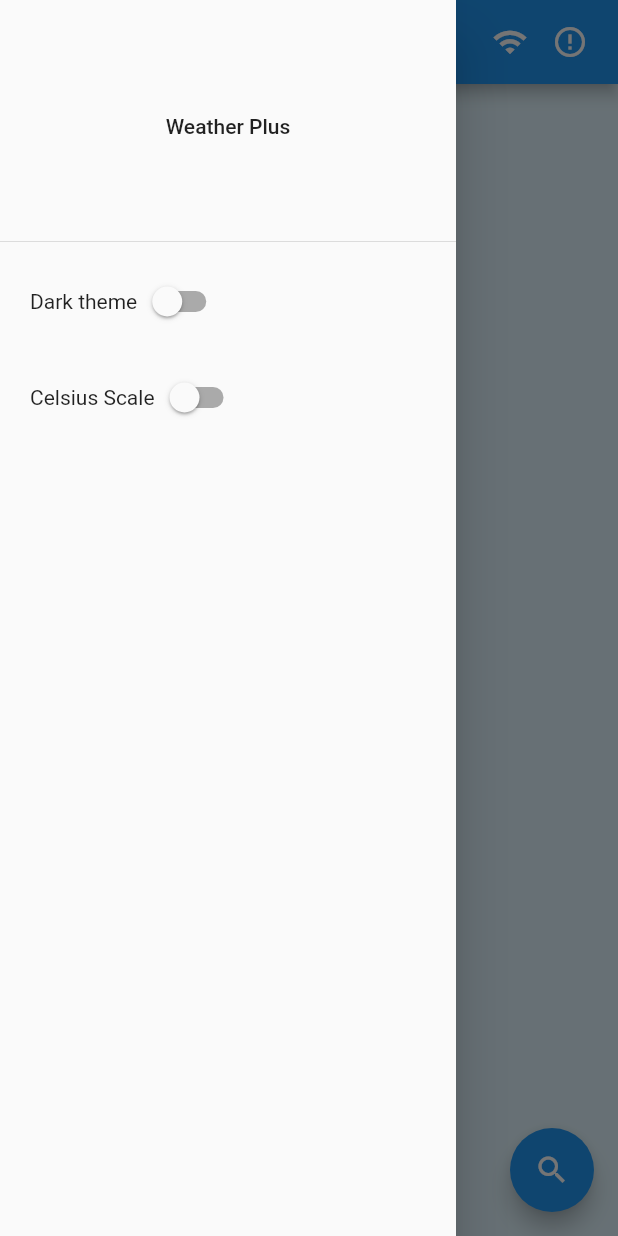
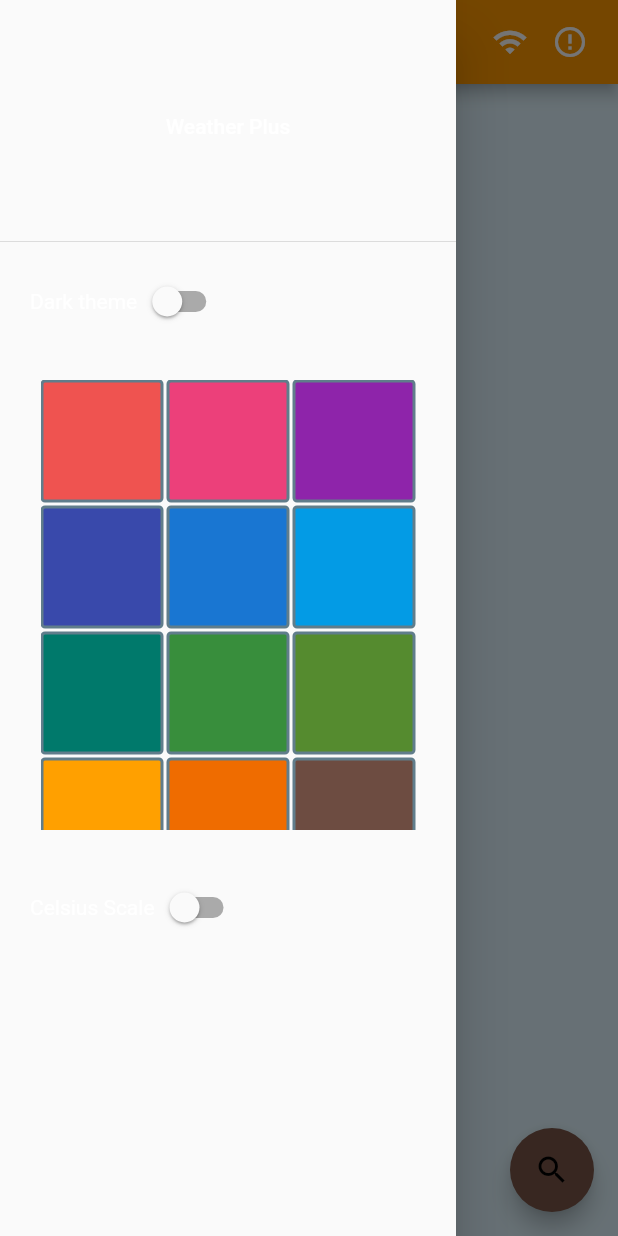
Before and after one commit to Jayasubin/weather_plus, a Flutter app: the screen it shows after launch, with the side drawer open, on a phone screen of 412 x 824 dp. Run offline on Flutter 3.47's test engine with Material 2 defaults, Android fonts, the phone set to English and light mode, and no system bars; our stand-ins replace bloc, cached_network_image, connectivity_plus, flutter_bloc, location, shared_preferences.

Commit message:
theme states, color picking complete. need modification in theme data

```diff
--- /dev/null
+++ b/lib/cubit/theme/theme_state.dart
@@ -0,0 +1,20 @@
+part of 'theme_cubit.dart';
+
+@immutable
+abstract class ThemeState {}
+
+class ThemeDefaultLight extends ThemeState {}
+
+class ThemeDefaultDark extends ThemeState {}
+
+class ThemeCustomLight extends ThemeState {
+  final Color primaryColor;
+
+  ThemeCustomLight(this.primaryColor);
+}
+
+class ThemeCustomDark extends ThemeState {
+  final Color primaryColor;
+
+  ThemeCustomDark(this.primaryColor);
+}
--- a/lib/cubit/weather/weather_cubit.dart
+++ b/lib/cubit/weather/weather_cubit.dart
@@ -21,7 +21,7 @@ class WeatherCubit extends Cubit<WeatherState> {
     if (data != null) {
       emit(WeatherFetched(data));
     } else {
-      emit(WeatherError());
+      emit(WeatherError('Something went Wrong'));
     }
   }
 }
--- a/lib/cubit/weather/weather_state.dart
+++ b/lib/cubit/weather/weather_state.dart
@@ -7,7 +7,11 @@ class WeatherInitial extends WeatherState {}
 
 class WeatherFetching extends WeatherState {}
 
-class WeatherError extends WeatherState {}
+class WeatherError extends WeatherState {
+  final String errorText;
+
+  WeatherError(this.errorText);
+}
 
 class WeatherFetched extends WeatherState {
   final WeatherData weatherData;
--- a/lib/main.dart
+++ b/lib/main.dart
@@ -2,8 +2,10 @@ import 'package:flutter/material.dart';
 import 'package:flutter_bloc/flutter_bloc.dart';
 import 'package:weather_plus/cubit/internet/internet_cubit.dart';
 import 'package:weather_plus/cubit/location/location_cubit.dart';
+import 'package:weather_plus/cubit/theme/theme_cubit.dart';
 import 'package:weather_plus/cubit/weather/weather_cubit.dart';
 import 'package:weather_plus/view/main_page.dart';
+import 'package:weather_plus/view/util/theme.dart';
 
 void main() {
   runApp(const WeatherPlus());
@@ -16,14 +18,27 @@ class WeatherPlus extends StatelessWidget {
   Widget build(BuildContext context) {
     return MultiBlocProvider(
       providers: [
+        BlocProvider(create: (_) => ThemeCubit()..getTheme()),
         BlocProvider(create: (_) => InternetCubit()..checkConnectivity()),
         BlocProvider(create: (_) => LocationCubit()),
         BlocProvider(create: (_) => WeatherCubit()),
       ],
-      child: const MaterialApp(
-        debugShowCheckedModeBanner: false,
-        title: 'Weather Plus',
-        home: MainPage(),
+      child: BlocBuilder<ThemeCubit, ThemeState>(
+        builder: (context, state) {
+          //Future.delayed(const Duration(milliseconds: 2500),);
+          return MaterialApp(
+            debugShowCheckedModeBanner: false,
+            title: 'Weather Plus',
+            theme: state is ThemeDefaultDark
+                ? defaultDark
+                : state is ThemeCustomLight
+                    ? customTheme(true, state.primaryColor)
+                    : state is ThemeCustomDark
+                        ? customTheme(false, state.primaryColor)
+                        : defaultLight,
+            home: const MainPage(),
+          );
+        },
       ),
     );
   }
--- /dev/null
+++ b/lib/model/data_model/theme_model.dart
@@ -0,0 +1,10 @@
+import 'dart:ui';
+
+import 'package:weather_plus/util/constants.dart';
+
+class ThemeDataModel {
+  ThemeType type;
+  Color? color;
+
+  ThemeDataModel({required this.type, this.color});
+}
--- a/lib/model/service/weather.dart
+++ b/lib/model/service/weather.dart
@@ -46,8 +46,8 @@ class Weather {
         var weatherResp = jsonDecode(weatherRes.body);
         var geocodeResp = jsonDecode(geocodeRes.body);
 
-        final DateTime time =
-            DateTime.fromMicrosecondsSinceEpoch(weatherResp['current']["dt"]);
+        final DateTime time = DateTime.fromMillisecondsSinceEpoch(
+            weatherResp['current']["dt"] * 1000);
 
         _weatherData = WeatherData(
           cityName: geocodeResp["results"][0]["locations"][0]["adminArea5"],
--- /dev/null
+++ b/lib/util/constants.dart
@@ -0,0 +1,38 @@
+import 'dart:ui';
+
+enum ThemeType {
+  light,
+  dark,
+  customLight,
+  customDark,
+}
+
+const Map<int, ThemeType> intToType = {
+  0: ThemeType.light,
+  1: ThemeType.dark,
+  2: ThemeType.customLight,
+  3: ThemeType.customDark,
+};
+
+const Map<ThemeType, int> typeToInt = {
+  ThemeType.light: 0,
+  ThemeType.dark: 1,
+  ThemeType.customLight: 2,
+  ThemeType.customDark: 3,
+};
+
+const List<Color> colorSelection = [
+  Color(0xFFef5350),
+  Color(0xFFec407a),
+  Color(0xFF8e24aa),
+  Color(0xFF3949ab),
+  Color(0xFF1976d2),
+  Color(0xFF039be5),
+  Color(0xFF00796b),
+  Color(0xFF388e3c),
+  Color(0xFF558b2f),
+  Color(0xFFffa000),
+  Color(0xFFef6c00),
+  Color(0xFF6d4c41),
+  Color(0xFF616161),
+];
--- /dev/null
+++ b/lib/view/util/theme.dart
@@ -0,0 +1,40 @@
+import 'package:flutter/material.dart';
+
+const Color defaultPrimary = Color(0xFFFF9800);
+const Color defaultSecondary = Color(0xFF795548);
+
+ThemeData defaultLight = ThemeData.light().copyWith(
+  scaffoldBackgroundColor: Colors.white,
+  colorScheme: const ColorScheme.light(
+    primary: defaultPrimary,
+    secondary: defaultSecondary,
+  ),
+  textTheme: const TextTheme(),
+);
+
+ThemeData defaultDark = ThemeData.dark().copyWith(
+  scaffoldBackgroundColor: Colors.blueGrey,
+  colorScheme: const ColorScheme.dark(
+    primary: defaultSecondary,
+    secondary: defaultPrimary,
+  ),
+  textTheme: const TextTheme(),
+);
+
+ThemeData customTheme(bool isLight, Color primary) {
+  if (isLight) {
+    return defaultLight.copyWith(
+      colorScheme: ColorScheme.light(
+        primary: primary,
+        secondary: primary.withGreen(128).withRed(100),
+      ),
+    );
+  } else {
+    return defaultDark.copyWith(
+      colorScheme: ColorScheme.dark(
+        primary: primary,
+        secondary: primary.withGreen(128).withRed(100),
+      ),
+    );
+  }
+}
--- /dev/null
+++ b/lib/view/widget/color_picker.dart
@@ -0,0 +1,34 @@
+import 'package:flutter/material.dart';
+import 'package:weather_plus/util/constants.dart';
+import 'package:weather_plus/view/widget/single_color.dart';
+
+class ColorPicker extends StatelessWidget {
+  const ColorPicker({Key? key}) : super(key: key);
+
+  @override
+  Widget build(BuildContext context) {
+    return Center(
+      child: Container(
+        margin: const EdgeInsets.symmetric(vertical: 20.0),
+        height: 300,
+        width: 250,
+        child: GridView.count(
+          crossAxisCount: 3,
+          mainAxisSpacing: 2.0,
+          crossAxisSpacing: 2.0,
+          children: getChildren(),
+        ),
+      ),
+    );
+  }
+
+  List<Widget> getChildren() {
+    List<Widget> children = [];
+
+    for (Color color in colorSelection) {
+      children.add(SingleColor(color: color));
+    }
+
+    return children;
+  }
+}
--- a/lib/view/widget/main_drawer.dart
+++ b/lib/view/widget/main_drawer.dart
@@ -1,4 +1,9 @@
 import 'package:flutter/material.dart';
+import 'package:flutter_bloc/flutter_bloc.dart';
+import 'package:weather_plus/cubit/theme/theme_cubit.dart';
+import 'package:weather_plus/model/data_model/theme_model.dart';
+import 'package:weather_plus/util/constants.dart';
+import 'package:weather_plus/view/widget/color_picker.dart';
 
 class MainDrawer extends StatelessWidget {
   const MainDrawer({Key? key}) : super(key: key);
@@ -19,15 +24,22 @@ class MainDrawer extends StatelessWidget {
             child: Row(
               children: [
                 const Text('Dark theme'),
-                Switch(
-                  value: false,
-                  onChanged: (newBool) {
-                    //todo:
+                BlocBuilder<ThemeCubit, ThemeState>(
+                  builder: (context, state) {
+                    return Switch(
+                      value:
+                          state is ThemeCustomDark || state is ThemeDefaultDark,
+                      onChanged: (newBool) {
+                        context.read<ThemeCubit>().changeTheme(ThemeDataModel(
+                            type: newBool ? ThemeType.dark : ThemeType.light));
+                      },
+                    );
                   },
                 )
               ],
             ),
           ),
+          const ColorPicker(),
           Padding(
             padding: const EdgeInsets.symmetric(
               horizontal: 20.0,
--- /dev/null
+++ b/lib/view/widget/single_color.dart
@@ -0,0 +1,37 @@
+import 'package:flutter/material.dart';
+import 'package:flutter_bloc/flutter_bloc.dart';
+import 'package:weather_plus/cubit/theme/theme_cubit.dart';
+import 'package:weather_plus/model/data_model/theme_model.dart';
+import 'package:weather_plus/util/constants.dart';
+
+class SingleColor extends StatelessWidget {
+  const SingleColor({Key? key, required this.color}) : super(key: key);
+
+  final Color color;
+
+  @override
+  Widget build(BuildContext context) {
+    final bool isLight = Theme.of(context).brightness == Brightness.light;
+
+    return Container(
+      decoration: BoxDecoration(
+        borderRadius: BorderRadius.circular(3.0),
+        color: color,
+        border: Border.all(
+          width: 2.0,
+          color: Colors.blueGrey,
+        ),
+      ),
+      child: InkWell(
+        onTap: () {
+          context.read<ThemeCubit>().changeTheme(
+                ThemeDataModel(
+                  type: isLight ? ThemeType.customLight : ThemeType.customDark,
+                  color: color,
+                ),
+              );
+        },
+      ),
+    );
+  }
+}
--- a/pubspec.yaml
+++ b/pubspec.yaml
@@ -20,6 +20,7 @@ dependencies:
   http: ^0.13.4
 
   cached_network_image: ^3.2.0
+  shared_preferences: ^2.0.13
 
 dev_dependencies:
 
```
Also changed, not shown: lib/cubit/theme/theme_cubit.dart (added, +47 -0 lines), lib/model/service/storage.dart (added, +48 -0 lines), pubspec.lock.
